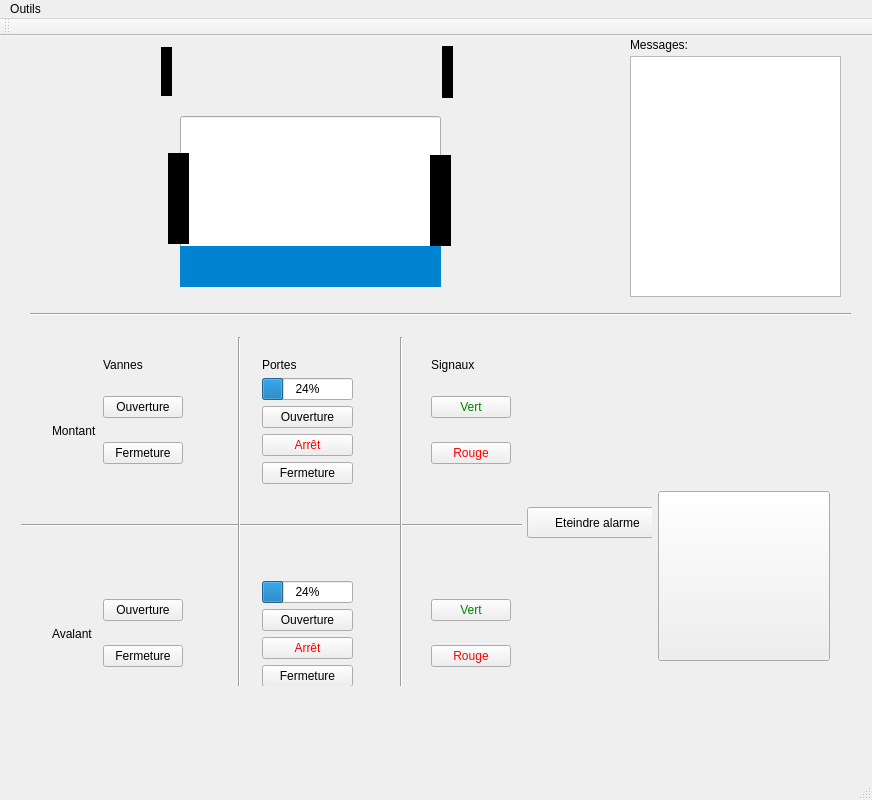
Old version of the form mainwindow.ui in the repository VConstans/IHMEcluse.
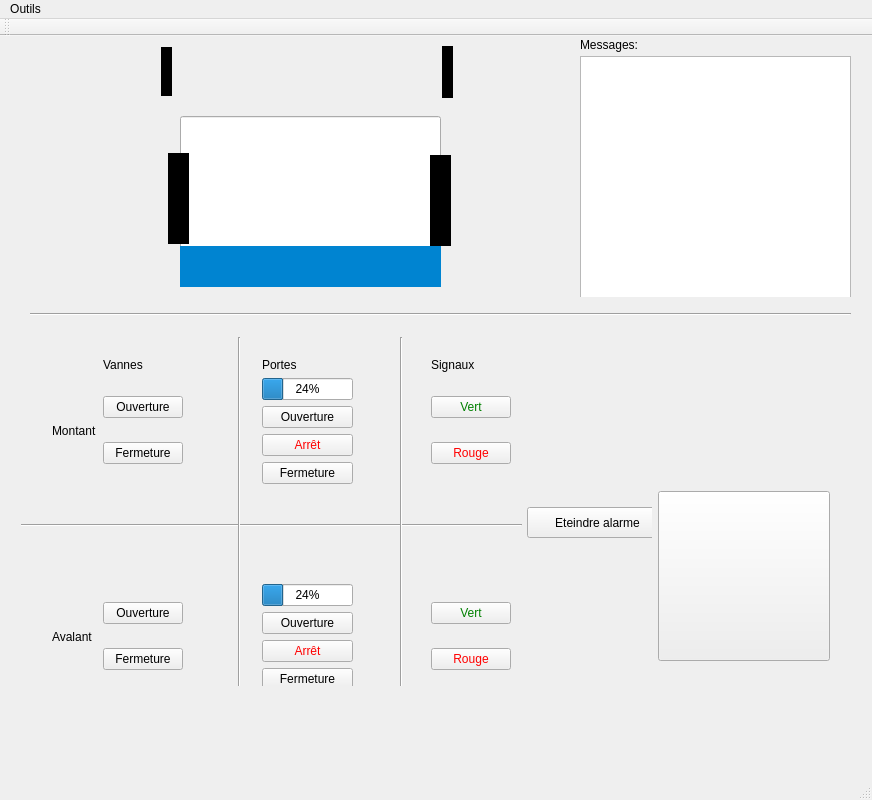
New version of the form. The open tabs and pages were chosen to show the change. Icons and pictures are not drawn. Custom widgets are drawn as their Qt base class.

Commit message: Size message display

```diff
--- a/mainwindow.ui
+++ b/mainwindow.ui
@@ -488,7 +488,7 @@
              <x>30</x>
              <y>10</y>
              <width>481</width>
-             <height>351</height>
+             <height>354</height>
             </rect>
            </property>
            <layout class="QGridLayout" name="gridLayout_4">
@@ -1057,9 +1057,9 @@
    <widget class="QStackedWidget" name="stackedWidgetMessage">
     <property name="geometry">
      <rect>
-      <x>610</x>
+      <x>570</x>
       <y>20</y>
-      <width>251</width>
+      <width>291</width>
       <height>241</height>
      </rect>
     </property>
@@ -1070,28 +1070,26 @@
      <widget class="QTextBrowser" name="messageDisplayAuto">
       <property name="geometry">
        <rect>
-        <x>20</x>
-        <y>10</y>
-        <width>211</width>
-        <height>281</height>
+        <x>10</x>
+        <y>0</y>
+        <width>271</width>
+        <height>261</height>
        </rect>
       </property>
      </widget>
     </widget>
-    <widget class="QWidget" name="page_2"/>
-   </widget>
-   <widget class="QLabel" name="label_7">
-    <property name="geometry">
-     <rect>
-      <x>630</x>
-      <y>0</y>
-      <width>71</width>
-      <height>17</height>
-     </rect>
-    </property>
-    <property name="text">
-     <string>Messages:</string>
-    </property>
+    <widget class="QWidget" name="page_2">
+     <widget class="QTextBrowser" name="messageDisplayMan">
+      <property name="geometry">
+       <rect>
+        <x>10</x>
+        <y>0</y>
+        <width>271</width>
+        <height>261</height>
+       </rect>
+      </property>
+     </widget>
+    </widget>
    </widget>
    <widget class="Line" name="line">
     <property name="geometry">
@@ -1106,15 +1104,18 @@
      <enum>Qt::Horizontal</enum>
     </property>
    </widget>
-   <widget class="QTextBrowser" name="messageDisplayMan">
+   <widget class="QLabel" name="label_7">
     <property name="geometry">
      <rect>
-      <x>630</x>
-      <y>20</y>
-      <width>211</width>
-      <height>241</height>
+      <x>580</x>
+      <y>0</y>
+      <width>101</width>
+      <height>17</height>
      </rect>
     </property>
+    <property name="text">
+     <string>Messages:</string>
+    </property>
    </widget>
    <zorder>ecluse</zorder>
    <zorder>feuMontant</zorder>
@@ -1126,9 +1127,8 @@
    <zorder>porteAvalant</zorder>
    <zorder>porteMontant</zorder>
    <zorder>stackedWidgetMessage</zorder>
-   <zorder>label_7</zorder>
    <zorder>line</zorder>
-   <zorder>messageDisplayMan</zorder>
+   <zorder>label_7</zorder>
   </widget>
   <widget class="QMenuBar" name="menuBar">
    <property name="geometry">
@@ -1136,7 +1136,7 @@
      <x>0</x>
      <y>0</y>
      <width>872</width>
-     <height>25</height>
+     <height>29</height>
     </rect>
    </property>
    <widget class="QMenu" name="menuOutils">
```
